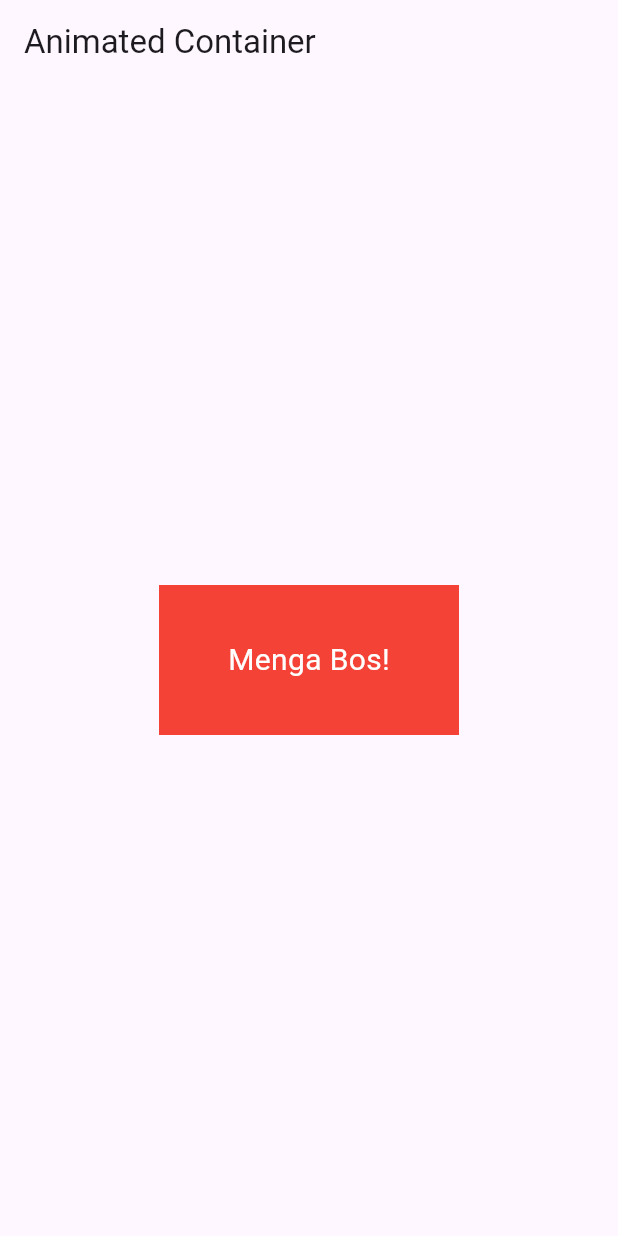
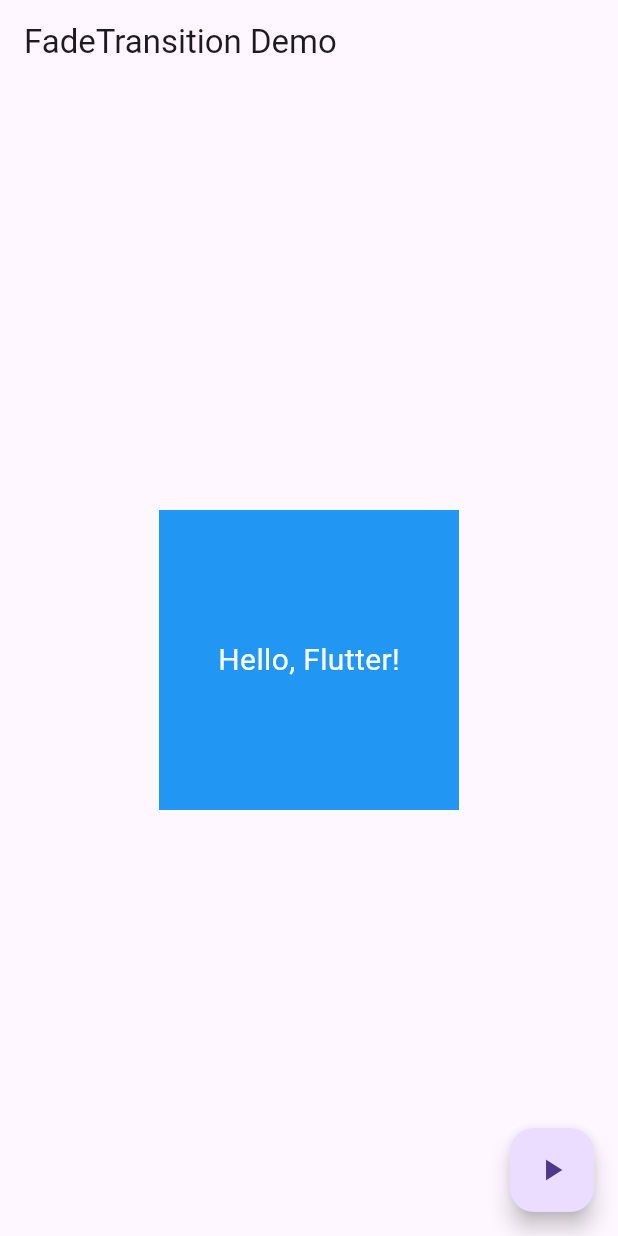
Before and after one commit to Saidolim003/yangi_, a Flutter app: the screen it shows after launch, on a phone screen of 412 x 824 dp. Run offline on Flutter 3.47's test engine with Material 3 defaults, Android fonts, the phone set to English and light mode, and no system bars.

Commit message:
Initial commit

```diff
--- a/lib/main.dart
+++ b/lib/main.dart
@@ -1,45 +1,63 @@
 import 'package:flutter/material.dart';
 
-void main() => runApp(MyApp());
+void main() {
+  runApp(MyApp());
+}
 
 class MyApp extends StatelessWidget {
   @override
   Widget build(BuildContext context) {
     return MaterialApp(
-      home: Scaffold(
-        appBar: AppBar(title: Text('Animated Container')),
-        body: AnimatedContainerExample(),
-      ),
+      home: FadeTransitionDemo(),
     );
   }
 }
 
-class AnimatedContainerExample extends StatefulWidget {
+class FadeTransitionDemo extends StatefulWidget {
   @override
-  _AnimatedContainerExampleState createState() =>
-      _AnimatedContainerExampleState();
+  _FadeTransitionDemoState createState() => _FadeTransitionDemoState();
 }
 
-class _AnimatedContainerExampleState extends State<AnimatedContainerExample> {
-  bool _isExpanded = false;
+class _FadeTransitionDemoState extends State<FadeTransitionDemo>
+    with SingleTickerProviderStateMixin {
+  late AnimationController _controller;
+  late Animation<double> _animation;
+
+  @override
+  void initState() {
+    super.initState();
+    _controller = AnimationController(
+      duration: const Duration(seconds: 2),
+      vsync: this,
+    );
+
+    _animation = CurvedAnimation(parent: _controller, curve: Curves.easeIn);
+
+    _controller.forward(); // animatsiyani ishga tushiradi
+  }
+
+  @override
+  void dispose() {
+    _controller.dispose();
+    super.dispose();
+  }
 
   @override
   Widget build(BuildContext context) {
-    return Center(
-      child: GestureDetector(
-        onTap: () {
-          setState(() {
-            _isExpanded = !_isExpanded;
-          });
-        },
-        child: AnimatedContainer(
-          duration: Duration(seconds: 1),
-          width: _isExpanded ? 400 : 200,
-          height: 100,
-          color: _isExpanded ? Colors.blue : Colors.red, // Rang
-          alignment: Alignment.center,
+    return Scaffold(
+      appBar: AppBar(
+        title: Text('FadeTransition Demo'),
+      ),
+      body: Center(
+        child: FadeTransition(
+          opacity: _animation,
+          child: Container(
+            width: 200,
+            height: 200,
+            color: Colors.blue,
+            child: Center(
               child: Text(
-            'Menga Bos!',
+                'Hello, Flutter!',
                 style: TextStyle(
                   color: Colors.white,
                   fontSize: 20,
@@ -47,6 +65,20 @@ class _AnimatedContainerExampleState extends State<AnimatedContainerExample> {
               ),
             ),
           ),
+        ),
+      ),
+      floatingActionButton: FloatingActionButton(
+        onPressed: () {
+          setState(() {
+            if (_controller.isCompleted) {
+              _controller.reverse(); // orqaga animatsiya
+            } else {
+              _controller.forward(); // oldinga animatsiya
+            }
+          });
+        },
+        child: Icon(Icons.play_arrow),
+      ),
     );
   }
 }
```
Lines whose indentation alone changed are shown as unchanged.
